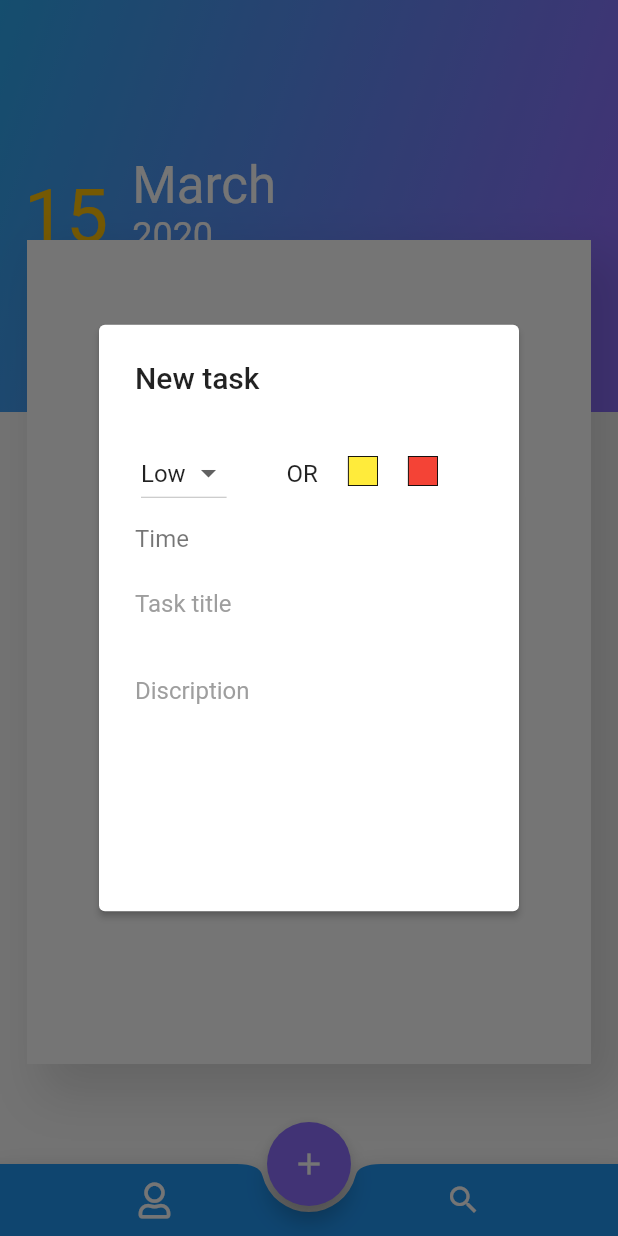
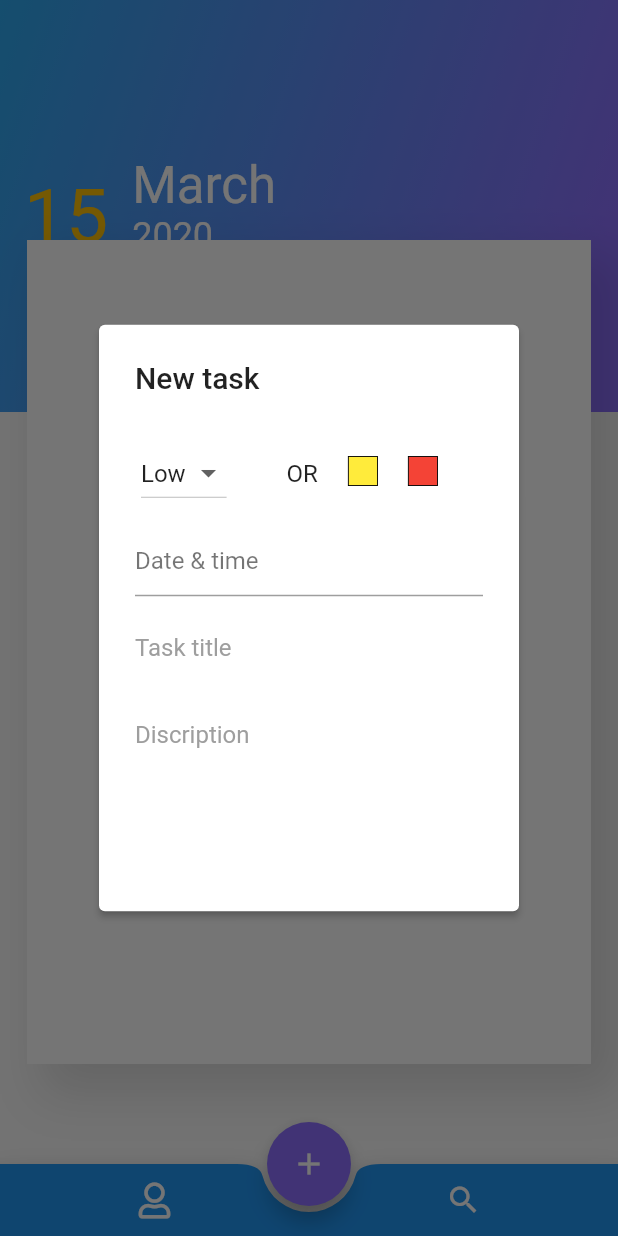
Before and after one commit to uzairleo/Leo_TodoApp-using-SqfLite-plugin-, a Flutter app: the screen it shows after launch, after a tap on the "add" icon, on a phone screen of 412 x 824 dp. Run offline on Flutter 3.47's test engine with Material 2 defaults, Android fonts, the phone set to English and light mode, and no system bars; drawn by our look-alikes of datetime_picker_formfield; our stand-ins replace flutter_spinkit, font_awesome_flutter, rflutter_alert, sqflite; accounts and stored records are empty.

Commit message:
add DateTimePicker feild

```diff
--- a/lib/screens/TodoDetail_Dilogue.dart
+++ b/lib/screens/TodoDetail_Dilogue.dart
@@ -1,5 +1,6 @@
+import 'package:datetime_picker_formfield/datetime_picker_formfield.dart';
 import 'package:flutter/material.dart';
-import 'package:font_awesome_flutter/font_awesome_flutter.dart';
+import 'package:intl/intl.dart';
 
 
 class TdoDetailDilogue extends StatefulWidget {
@@ -60,17 +61,58 @@ class _TdoDetailDilogueState extends State<TdoDetailDilogue> {
                    ],))
                     ],
                   ),
+                  //basic date field
                   Padding(padding: const EdgeInsets.only(top:10.0,left:0.0),
-                  child:Row(
-                    mainAxisAlignment: MainAxisAlignment.start,
+                  child:DateTimeField(
+                    decoration: InputDecoration(
+                      hintText: "Date & time",
+                      hintStyle: _myCustomStyle,
+                    ),
+                    format: DateFormat("yyyy-MM-dd HH:mm"),
 
-                    children:<Widget>[
-                      Text("Time",style:_myCustomStyle),
+                    onShowPicker: (context, currentValue) async {
+          final date = await showDatePicker(
+              context: context,
+              firstDate: DateTime(1900),
+              initialDate: currentValue ?? DateTime.now(),
+              lastDate: DateTime(2100));
+          if (date != null) {
+            final time = await showTimePicker(
+              context: context,
+              initialTime:
+                  TimeOfDay.fromDateTime(currentValue ?? DateTime.now()),
+            );
+            return DateTimeField.combine(date, time);
+          } else {
+            return currentValue;
+          }
+        }
+                    //only time picker
+                  //   onShowPicker: (context,currentValue)async
+                  //   {
+                  //     var time=await showTimePicker(
+                  //       context:context,
+                  //  initialTime:TimeOfDay.fromDateTime(currentValue??DateTime.now()));
+                  //   return DateTimeField.convert(time);
+                  //     // showDatePicker(
+                  //     //   context: context,
+                  //     //   initialDate: DateTime.now(),
+                  //     //   firstDate: DateTime(1999),
+                  //     //    lastDate: currentValue?? DateTime(2100)
+                  //     //    );
+                  //   }
+                    )
+                  // Row(
+                  //   mainAxisAlignment: MainAxisAlignment.start,
+
+                  //   children:<Widget>[
+                  //     Text("Time",style:_myCustomStyle),
 
 
 
-                    ]
-                  )),
+                  //   ]
+                  // )
+                  ),
                     Padding(padding: const EdgeInsets.only(top:10.0,left:0.0),
                   child:TextField(
                     controller: titleController,
@@ -123,11 +165,7 @@ colorContainer(_width,_height,_color)
  selectTime()
 
 {
-  setState(() {
-    showTimePicker(
-    context: context,
-    initialTime : TimeOfDay.now());
-  });
+
 
 
 }
--- a/pubspec.yaml
+++ b/pubspec.yaml
@@ -29,6 +29,8 @@ dependencies:
   intl: any
   flutter_spinkit: any
   font_awesome_flutter: any
+  datetime_picker_formfield: any
+  flutter_datetime_picker : any
 
 
 dev_dependencies:
```
Also changed, not shown: pubspec.lock.
